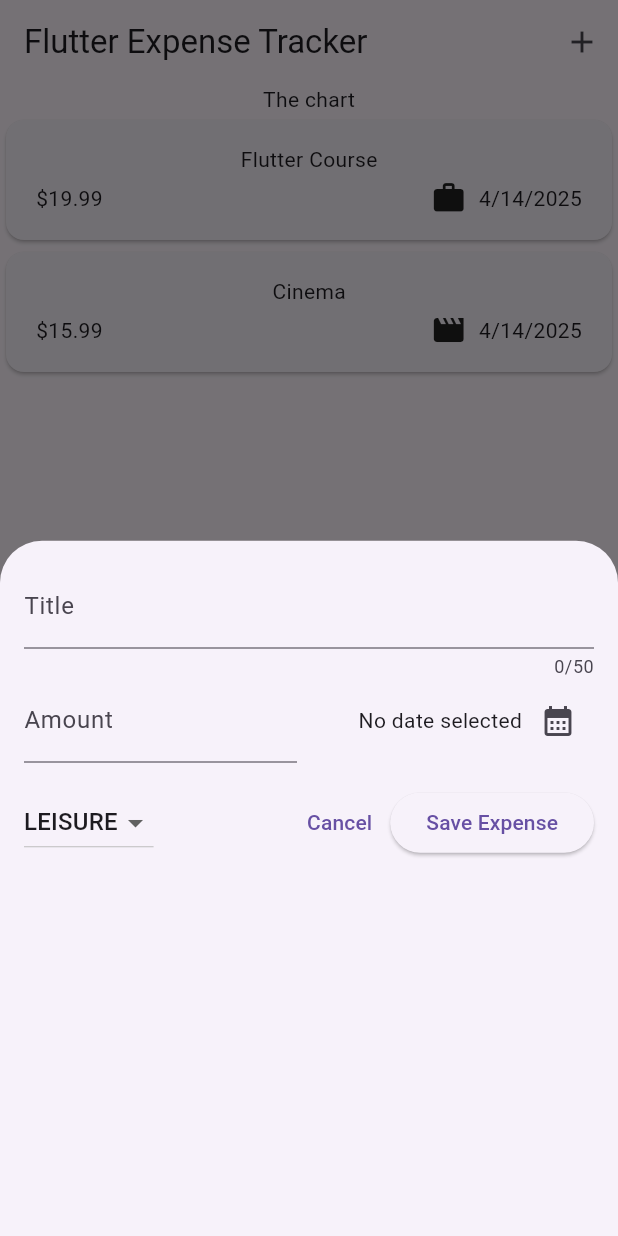
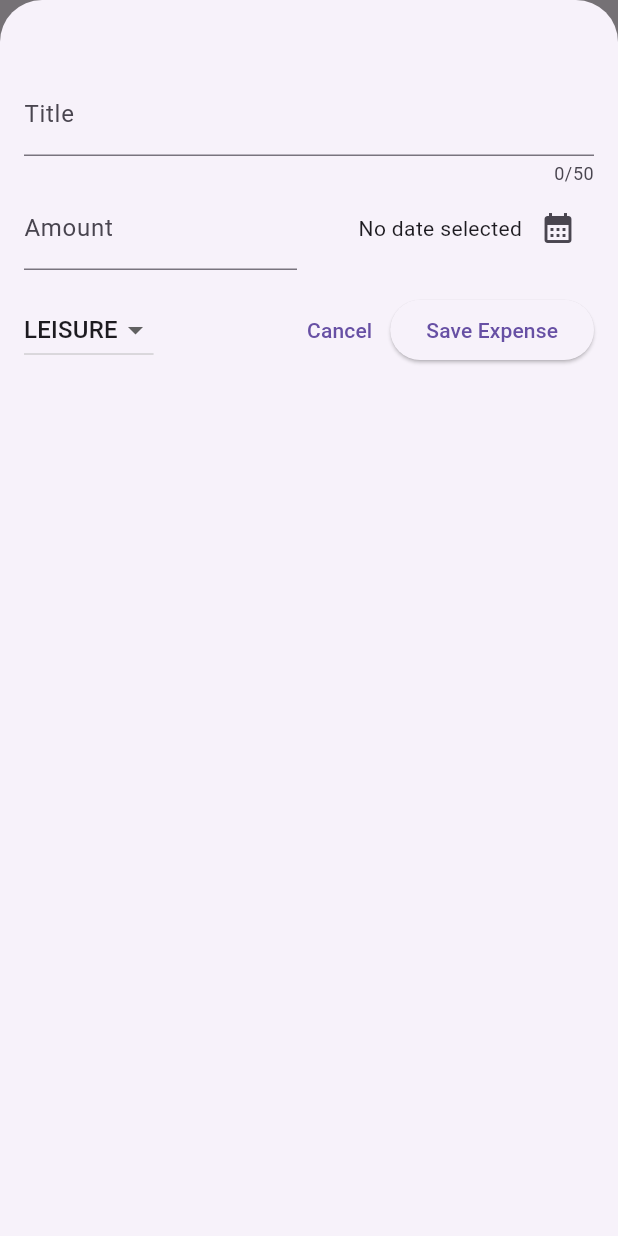
Before and after one commit to saadrawasia/expense_tracker, a Flutter app: the screen it shows after launch, after a tap on the "add" icon, on a phone screen of 412 x 824 dp. Run offline on Flutter 3.47's test engine with Material 3 defaults, Android fonts, the phone set to English and light mode, and no system bars.

Commit message:
Made modal fullscreen

```diff
--- a/lib/widgets/expenses.dart
+++ b/lib/widgets/expenses.dart
@@ -30,14 +30,13 @@ class _ExpensesState extends State<Expenses> {
 
   void _openAddExpenseOverlay() {
     showModalBottomSheet(
+      isScrollControlled: true,
       context: context,
       builder: (ctx) => NewExpense(onAddExpense: _addExpense),
     );
   }
 
   void _addExpense(Expense expense) {
-    print('yes');
-
     setState(() {
       _registeredExpenses.add(expense);
     });
--- a/lib/widgets/new_expense.dart
+++ b/lib/widgets/new_expense.dart
@@ -69,6 +69,8 @@ class _NewExpenseState extends State<NewExpense> {
         category: _selectedCategory,
       ),
     );
+
+    Navigator.pop(context);
   }
 
   @override
@@ -81,7 +83,7 @@ class _NewExpenseState extends State<NewExpense> {
   @override
   Widget build(BuildContext context) {
     return Padding(
-      padding: const EdgeInsets.all(16),
+      padding: const EdgeInsets.fromLTRB(16, 48, 16, 16),
       child: Column(
         children: [
           TextField(
```
